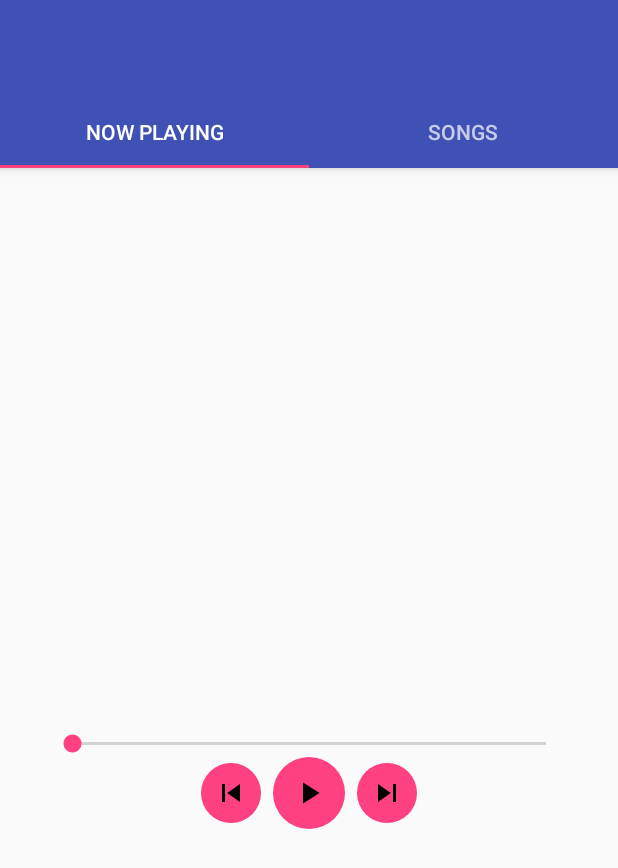
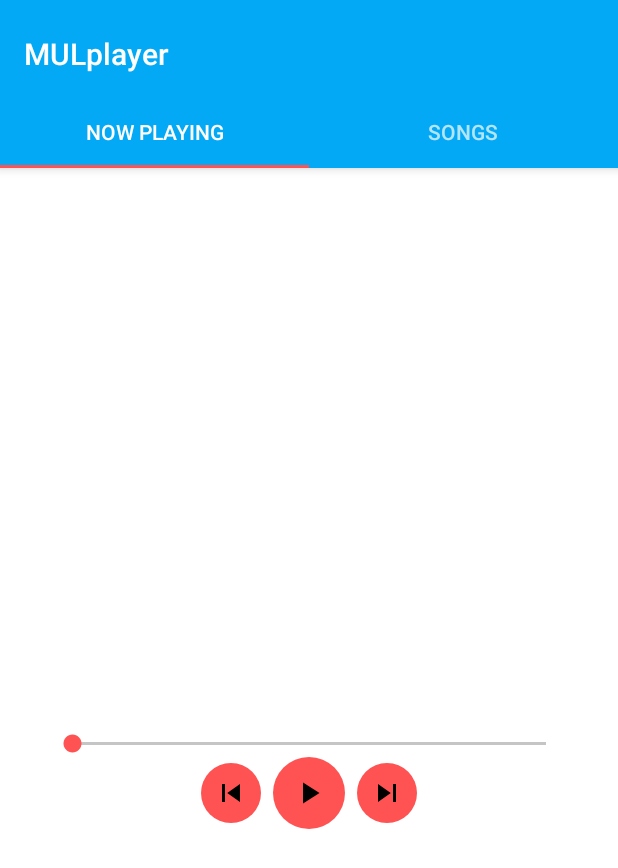
Before and after one commit to mlykotom/mul-player, an Android app: the screen it shows after launch (MainActivity), on a phone screen of 412 x 824 dp. Shown: the top 868 px of the screen. Run offline under Robolectric (Android 15) with nearby library versions, the phone set to English and light mode, and no system bars; our stand-ins replace ButterKnife, EventBus.

Commit message:
Added material styles + colors

```diff
--- a/app/src/main/AndroidManifest.xml
+++ b/app/src/main/AndroidManifest.xml
@@ -1,6 +1,7 @@
 <?xml version="1.0" encoding="utf-8"?>
 <manifest xmlns:android="http://schemas.android.com/apk/res/android"
-          package="cz.vutbr.fit.mulplayer">
+          package="cz.vutbr.fit.mulplayer"
+    >
 
     <uses-permission android:name="android.permission.READ_EXTERNAL_STORAGE"/>
     <uses-permission android:name="android.permission.WRITE_EXTERNAL_STORAGE"/>
@@ -11,12 +12,13 @@
         android:icon="@mipmap/ic_launcher"
         android:label="@string/app.name"
         android:supportsRtl="false"
-        android:theme="@style/AppTheme">
+        android:theme="@style/AppTheme"
+        >
 
         <activity
             android:name=".mvp.main.MainActivity"
             android:label="@string/main.title"
-            android:theme="@style/AppTheme.NoActionBar">
+            >
             <intent-filter>
                 <action android:name="android.intent.action.MAIN"/>
 
--- a/app/src/main/java/cz/vutbr/fit/mulplayer/mvp/main/MainActivity.java
+++ b/app/src/main/java/cz/vutbr/fit/mulplayer/mvp/main/MainActivity.java
@@ -26,6 +26,7 @@ public class MainActivity extends BaseActivity {
 	protected void onCreate(Bundle savedInstanceState) {
 		super.onCreate(savedInstanceState);
 		setContentView(R.layout.activity_main);
+		setupToolbar(R.string.app_name);
 		ButterKnife.bind(this);
 		mPresenter = new MainPresenter(this);
 
--- a/app/src/main/res/drawable/oval_accent.xml
+++ b/app/src/main/res/drawable/oval_accent.xml
@@ -1,6 +1,6 @@
 <?xml version="1.0" encoding="utf-8"?>
 <shape xmlns:android="http://schemas.android.com/apk/res/android" android:shape="oval">
-    <solid android:color="@color/color_accent" />
+    <solid android:color="@color/accent" />
 
     <size android:width="32dp" android:height="32dp" />
 </shape>
--- a/app/src/main/res/values/colors.xml
+++ b/app/src/main/res/values/colors.xml
@@ -1,6 +1,14 @@
 <?xml version="1.0" encoding="utf-8"?>
+<!-- Palette generated by Material Palette - materialpalette.com/light-blue/red -->
 <resources>
-    <color name="colorPrimary">#3F51B5</color>
-    <color name="colorPrimaryDark">#303F9F</color>
-    <color name="color_accent">#FF4081</color>
+    <color name="primary">#03A9F4</color>
+    <color name="primary_dark">#0288D1</color>
+    <color name="primary_light">#B3E5FC</color>
+    <color name="accent">#FF5252</color>
+    <color name="primary_text">#212121</color>
+    <color name="secondary_text">#727272</color>
+    <color name="icons">#FFFFFF</color>
+    <color name="divider">#B6B6B6</color>
+
+    <color name="background">#FFFFFF</color>
 </resources>
--- a/app/src/main/res/values/styles.xml
+++ b/app/src/main/res/values/styles.xml
@@ -1,17 +1,33 @@
 <resources>
 
     <!-- Base application theme. -->
-    <style name="AppTheme" parent="Theme.AppCompat.Light.DarkActionBar">
-        <!-- Customize your theme here. -->
-        <item name="colorPrimary">@color/colorPrimary</item>
-        <item name="colorPrimaryDark">@color/colorPrimaryDark</item>
-        <item name="colorAccent">@color/color_accent</item>
+    <style name="AppTheme" parent="Theme.AppCompat.Light.NoActionBar">
+        <item name="windowActionBar">false</item>
+        <item name="windowNoTitle">true</item>
+
+        <!-- Style of toolbar's action mode -->
+        <item name="windowActionModeOverlay">true</item>
+        <!--<item name="actionModeBackground">@color/gray_dark</item>-->
+
+        <!-- colorPrimary is used for the default action bar background -->
+        <item name="colorPrimary">@color/primary</item>
+        <!-- colorPrimaryDark is used for the status bar -->
+        <item name="colorPrimaryDark">@color/primary_dark</item>
+        <!-- colorAccent is used as the default value for colorControlActivated, which is used to tint widgets -->
+        <item name="colorAccent">@color/accent</item>
+
+        <item name="android:textColorPrimary">@color/primary_text</item>
+        <item name="android:textColorSecondary">@color/secondary_text</item>
+
+        <!-- there can also be set colorControlNormal, colorControlActivated colorControlHighlight, and colorSwitchThumbNormal. -->
+        <item name="colorControlNormal">@color/primary_text</item>
+        <item name="colorControlActivated">@color/accent</item>
+        <item name="colorControlHighlight">@color/primary_light</item>
+
+        <item name="android:windowBackground">@color/background</item>
+        <item name="android:colorBackground">@color/background</item>
     </style>
 
-    <style name="AppTheme.NoActionBar">
-        <item name="windowActionBar">false</item>
-        <item name="windowNoTitle">true</item>
-    </style>
 
     <style name="AppTheme.AppBarOverlay" parent="ThemeOverlay.AppCompat.Dark.ActionBar"/>
 
```
